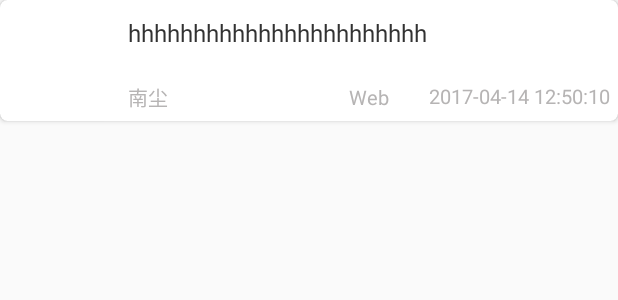
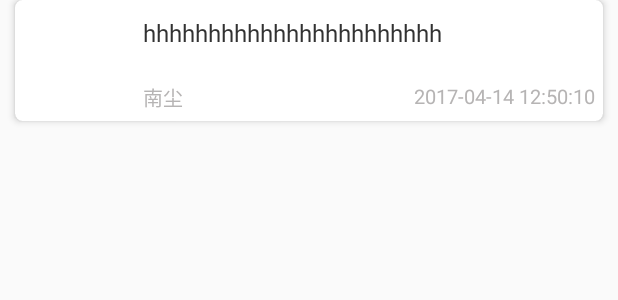
Before and after one commit to gmgw0909/MyApplication, an Android app: the layout item_category.xml on its own in the app's theme, with its tools: preview values and no code run, on a phone screen of 412 x 824 dp. Shown: the top 300 px of the screen. Run offline under Robolectric (Android 15) with nearby library versions, the phone set to English and light mode, and no system bars.

Commit message:
完善福利页面

```diff
--- a/app/src/main/java/com/example/lena/myapplication/module/photo/PhotoRecyclerAdapter.java
+++ b/app/src/main/java/com/example/lena/myapplication/module/photo/PhotoRecyclerAdapter.java
@@ -39,7 +39,7 @@ class PhotoRecyclerAdapter extends CommonRecyclerAdapter<WelfarePhotoInfo> imple
             holder.setTextViewText(R.id.category_item_desc, resultsBean.getDesc() == null ? "unknown" : resultsBean.getDesc());
             holder.setTextViewText(R.id.category_item_author, resultsBean.getWho() == null ? "unknown" : resultsBean.getWho());
             holder.setTextViewText(R.id.category_item_time, TimeUtil.dateFormat(resultsBean.getPublishedAt()));
-            holder.setTextViewText(R.id.category_item_src, resultsBean.getSource() == null ? "unknown" : resultsBean.getSource());
+//            holder.setTextViewText(R.id.category_item_src, resultsBean.getSource() == null ? "unknown" : resultsBean.getSource());
             holder.setOnClickListener(this, R.id.category_item_layout);
         }
     }
--- a/app/src/main/res/layout/fragment_photos_list.xml
+++ b/app/src/main/res/layout/fragment_photos_list.xml
@@ -1,6 +1,5 @@
 <?xml version="1.0" encoding="utf-8"?>
-<android.support.v4.widget.SwipeRefreshLayout
-    xmlns:android="http://schemas.android.com/apk/res/android"
+<android.support.v4.widget.SwipeRefreshLayout xmlns:android="http://schemas.android.com/apk/res/android"
     android:id="@+id/swipe_refresh_layout"
     android:layout_width="match_parent"
     android:layout_height="match_parent">
@@ -9,7 +8,8 @@
     <com.example.lena.myapplication.widget.RecyclerViewWithFooter.RecyclerViewWithFooter
         android:id="@+id/recyclerView"
         android:layout_width="match_parent"
-        android:layout_height="match_parent"/>
+        android:layout_height="match_parent"
+        android:layout_marginTop="10dp" />
 
 
 </android.support.v4.widget.SwipeRefreshLayout>
--- a/app/src/main/res/layout/item_category.xml
+++ b/app/src/main/res/layout/item_category.xml
@@ -4,11 +4,13 @@
     android:id="@+id/category_item_layout"
     android:layout_width="match_parent"
     android:layout_height="wrap_content"
+    android:layout_marginLeft="10dp"
+    android:layout_marginRight="10dp"
     android:background="?attr/selectableItemBackground"
     android:orientation="vertical"
     android:padding="5dp"
     app:cardCornerRadius="5dp"
-    app:cardElevation="2dp"
+    app:cardElevation="3dp"
     app:contentPadding="5dp">
 
     <LinearLayout
@@ -59,15 +61,15 @@
                     android:textColor="@color/category_text2"
                     android:textSize="13sp" />
 
-                <TextView
-                    android:id="@+id/category_item_src"
-                    android:layout_width="wrap_content"
-                    android:layout_height="wrap_content"
-                    android:layout_centerInParent="true"
-                    android:text="Web"
-                    android:textAllCaps="false"
-                    android:textColor="@color/category_text2"
-                    android:textSize="13sp" />
+                <!--<TextView-->
+                <!--android:id="@+id/category_item_src"-->
+                <!--android:layout_width="wrap_content"-->
+                <!--android:layout_height="wrap_content"-->
+                <!--android:layout_centerInParent="true"-->
+                <!--android:text="Web"-->
+                <!--android:textAllCaps="false"-->
+                <!--android:textColor="@color/category_text2"-->
+                <!--android:textSize="13sp" />-->
 
 
                 <TextView
```
Also changed, not shown: app/src/main/java/com/example/lena/myapplication/widget/RecyclerViewDivider.java (+7 -9 lines).
